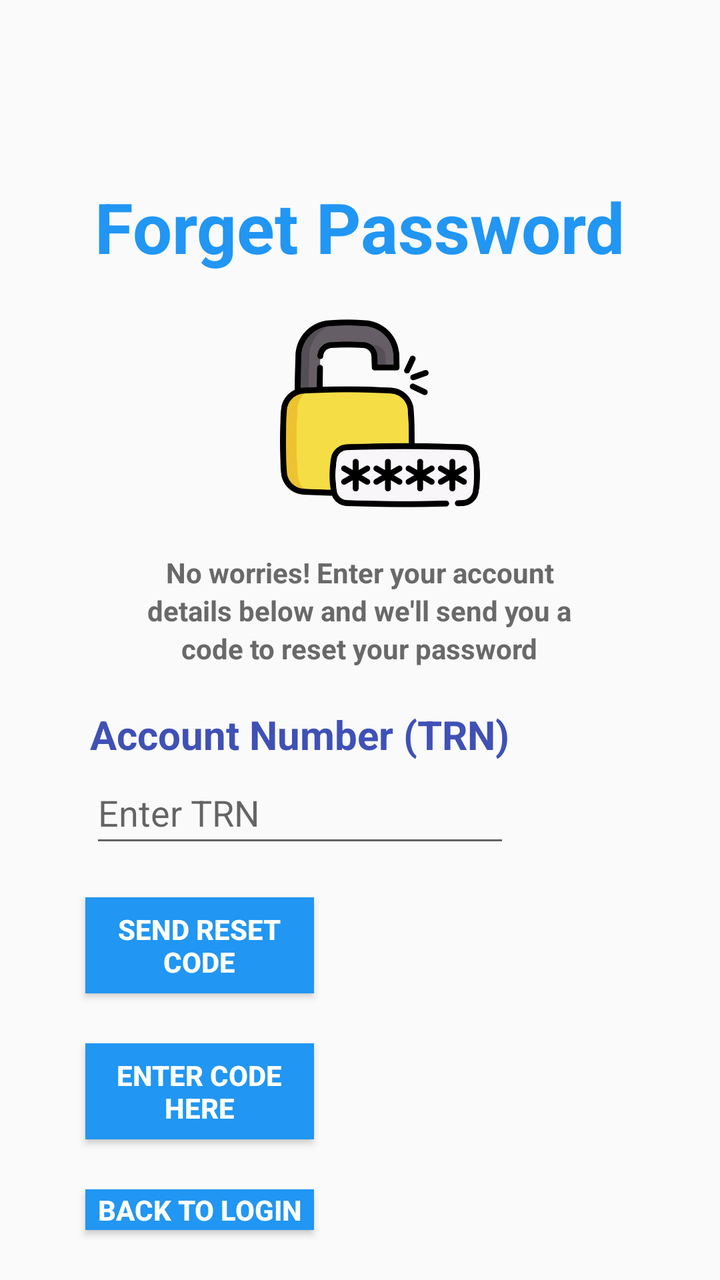
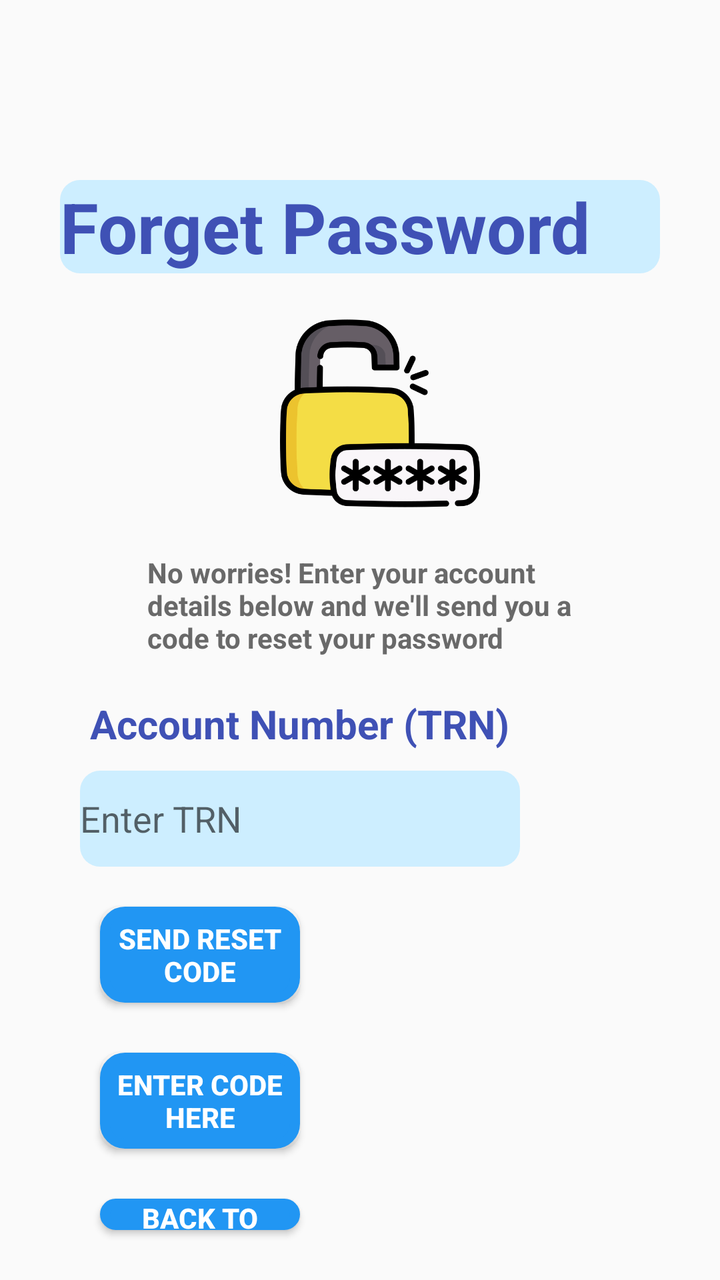

An Android layout rendered at two revisions. The XML below is the earlier revision; the diff shows what the commit changed to produce the second picture.
<!-- AndroidManifest.xml: application theme Theme.FlowApp -->
<!-- res/layout/forget_pass_page.xml -->
<?xml version="1.0" encoding="utf-8"?>
<LinearLayout xmlns:android="http://schemas.android.com/apk/res/android"
    xmlns:app="http://schemas.android.com/apk/res-auto"
    xmlns:tools="http://schemas.android.com/tools"
    android:orientation="vertical"
    android:layout_width="match_parent"
    android:layout_height="match_parent">

    <TextView
        android:text="@string/forget_password1"
        android:textSize="35sp"
        android:textColor="@color/blue"
        android:textStyle="bold"
        android:id="@+id/FlowName"
        android:layout_gravity="center"
        android:layout_width="wrap_content"
        android:layout_height="wrap_content"
        android:layout_marginTop="90dp"
        android:contentDescription="@null"
        android:layout_marginBottom="20dp"
        />


        <ImageView
            android:id="@+id/unlockIcon"
            android:layout_width="100dp"
            android:layout_height="100dp"
            android:src="@drawable/unlock"
            android:contentDescription="@string/Unlock_Icon"
            android:layout_gravity="center"
            android:layout_marginStart="10dp"
            />

    <TextView
        android:text="@string/sen1"
        android:textSize="14sp"
        android:textColor="@color/dark_gray"
        android:textStyle="bold"
        android:id="@+id/sen1"
        android:layout_gravity="center"
        android:layout_width="wrap_content"
        android:layout_height="wrap_content"
        android:layout_marginTop="20dp"

        />
    <TextView
        android:text="@string/sen2"
        android:textSize="14sp"
        android:textColor="@color/dark_gray"
        android:textStyle="bold"
        android:id="@+id/sen2"
        android:layout_gravity="center"
        android:layout_width="wrap_content"
        android:layout_height="wrap_content"
        />

    <TextView
        android:text="@string/sen3"
        android:textSize="14sp"
        android:textColor="@color/dark_gray"
        android:textStyle="bold"
        android:id="@+id/sen3"
        android:layout_gravity="center"
        android:layout_width="wrap_content"
        android:layout_height="wrap_content"
        />

    <TextView
        android:text="@string/accTrn"
        android:textSize="20sp"
        android:textColor="@color/dark_blue"
        android:textStyle="bold"
        android:id="@+id/accTrn"
        android:layout_gravity="center"
        android:layout_marginEnd="30dp"
        android:layout_width="wrap_content"
        android:layout_height="wrap_content"
        android:layout_marginTop="20dp"
        />

    <EditText
        android:hint="@string/inputTRN"
        android:id="@+id/inputTrn"
        android:layout_width="wrap_content"
        android:layout_height="wrap_content"
        android:layout_gravity="center"
        android:layout_marginEnd="30dp"
        android:ems="10"
        android:autofillHints="username"
        android:inputType="number"
        android:minHeight="48dp"
        android:layout_marginBottom="20dp"
        />

    <Button
        android:text="@string/sendCode"
        android:layout_width="wrap_content"
        android:layout_height="wrap_content"
        android:layout_gravity="center"
        android:layout_marginEnd="80dp"
        android:textColor="@color/white"
        android:textStyle="bold"
        android:id="@+id/sendCodeBtn"
        android:ems="7"
        android:background="@color/blue"
        android:layout_marginBottom="25dp"
        />

    <Button
        android:text="@string/enterCode"
        android:layout_width="wrap_content"
        android:layout_height="wrap_content"
        android:layout_gravity="center"
        android:layout_marginEnd="80dp"
        android:textColor="@color/white"
        android:textStyle="bold"
        android:id="@+id/enterCodeBtn"
        android:ems="7"
        android:background="@color/blue"
        android:layout_marginBottom="25dp"
        />

    <Button
        android:text="@string/backToLogin"
        android:layout_width="wrap_content"
        android:layout_height="wrap_content"
        android:layout_gravity="center"
        android:layout_marginEnd="80dp"
        android:textColor="@color/white"
        android:textStyle="bold"
        android:id="@+id/backToLoginBtn"
        android:ems="7"
        android:background="@color/blue"
        android:layout_marginBottom="25dp"
        />


</LinearLayout>
<!-- resources referenced by this layout -->
<resources>
  <color name="blue">#2196F3</color>
  <color name="dark_blue">#3F51B5</color>
  <color name="dark_gray">#696969</color>
  <color name="white">#FFFFFFFF</color>
  <!-- drawable unlock: png bitmap (drawable, 31293 bytes) -->
  <string name="Unlock_Icon">Unlock Icon</string>
  <string name="accTrn">Account Number (TRN)</string>
  <string name="backToLogin">Back to Login</string>
  <string name="enterCode">Enter Code Here</string>
  <string name="forget_password1">Forget Password</string>
  <string name="inputTRN">Enter TRN</string>
  <string name="sen1">No worries! Enter your account</string>
  <string name="sen2">details below and we\'ll send you a</string>
  <string name="sen3">code to reset your password</string>
  <string name="sendCode">Send Reset Code</string>
  <style name="Theme.FlowApp" parent="android:Theme.Material.Light.NoActionBar">
          <item name="colorPrimary">@color/dark_blue</item>
          <item name="colorPrimaryVariant">@color/dark_blue</item>
      </style>
</resources>

<!-- the commit's change to res/layout/forget_pass_page.xml (unified diff, before → after) -->
@@ -1,7 +1,5 @@
 <?xml version="1.0" encoding="utf-8"?>
 <LinearLayout xmlns:android="http://schemas.android.com/apk/res/android"
-    xmlns:app="http://schemas.android.com/apk/res-auto"
-    xmlns:tools="http://schemas.android.com/tools"
     android:orientation="vertical"
     android:layout_width="match_parent"
     android:layout_height="match_parent">
@@ -9,13 +7,14 @@
     <TextView
         android:text="@string/forget_password1"
         android:textSize="35sp"
-        android:textColor="@color/blue"
+        android:textColor="@color/dark_blue"
         android:textStyle="bold"
         android:id="@+id/FlowName"
         android:layout_gravity="center"
         android:layout_width="wrap_content"
         android:layout_height="wrap_content"
         android:layout_marginTop="90dp"
+        android:background="@drawable/title_of_page_design"
         android:contentDescription="@null"
         android:layout_marginBottom="20dp"
         />
@@ -41,28 +40,6 @@
         android:layout_width="wrap_content"
         android:layout_height="wrap_content"
         android:layout_marginTop="20dp"
-
-        />
-    <TextView
-        android:text="@string/sen2"
-        android:textSize="14sp"
-        android:textColor="@color/dark_gray"
-        android:textStyle="bold"
-        android:id="@+id/sen2"
-        android:layout_gravity="center"
-        android:layout_width="wrap_content"
-        android:layout_height="wrap_content"
-        />
-
-    <TextView
-        android:text="@string/sen3"
-        android:textSize="14sp"
-        android:textColor="@color/dark_gray"
-        android:textStyle="bold"
-        android:id="@+id/sen3"
-        android:layout_gravity="center"
-        android:layout_width="wrap_content"
-        android:layout_height="wrap_content"
         />
 
     <TextView
@@ -76,6 +53,7 @@
         android:layout_width="wrap_content"
         android:layout_height="wrap_content"
         android:layout_marginTop="20dp"
+        android:layout_marginBottom="10dp"
         />
 
     <EditText
@@ -89,6 +67,7 @@
         android:autofillHints="username"
         android:inputType="number"
         android:minHeight="48dp"
+        android:background="@drawable/input_fields_design"
         android:layout_marginBottom="20dp"
         />
 
@@ -101,8 +80,7 @@
         android:textColor="@color/white"
         android:textStyle="bold"
         android:id="@+id/sendCodeBtn"
-        android:ems="7"
-        android:background="@color/blue"
+        android:background="@drawable/slightly_round_corner_button"
         android:layout_marginBottom="25dp"
         />
 
@@ -115,24 +93,21 @@
         android:textColor="@color/white"
         android:textStyle="bold"
         android:id="@+id/enterCodeBtn"
-        android:ems="7"
-        android:background="@color/blue"
+        android:background="@drawable/slightly_round_corner_button"
         android:layout_marginBottom="25dp"
         />
 
     <Button
-        android:text="@string/backToLogin"
+        android:id="@+id/backToLoginBtn"
         android:layout_width="wrap_content"
         android:layout_height="wrap_content"
         android:layout_gravity="center"
         android:layout_marginEnd="80dp"
+        android:layout_marginBottom="25dp"
+        android:background="@drawable/slightly_round_corner_button"
+        android:text="@string/backToLogin"
         android:textColor="@color/white"
-        android:textStyle="bold"
-        android:id="@+id/backToLoginBtn"
-        android:ems="7"
-        android:background="@color/blue"
-        android:layout_marginBottom="25dp"
-        />
+        android:textStyle="bold" />
 
 
 </LinearLayout>
<!-- resource entries referenced after the edit -->
@@ -4,20 +4,88 @@
   <color name="dark_blue">#3F51B5</color>
   <color name="dark_gray">#696969</color>
   <color name="white">#FFFFFFFF</color>
+  <!-- drawable input_fields_design (drawable) -->
+  <?xml version="1.0" encoding="utf-8"?>
+  <shape xmlns:android="http://schemas.android.com/apk/res/android"
+      android:shape="rectangle">
+      <corners
+          android:radius="10dp"
+          />
+      <solid android:color="@color/input_field"/>
+      <padding
+          android:left="0dp"
+          android:top="0dp"
+          android:right="0dp"
+          android:bottom="0dp" />
+      <size
+          android:width="220dp"
+          android:height="40dp" />
+      <stroke
+          android:width="0dp"
+          android:color="#7693B3"
+          />
+  
+  </shape>
+  <!-- drawable slightly_round_corner_button (drawable) -->
+  <?xml version="1.0" encoding="utf-8"?>
+  <shape xmlns:android="http://schemas.android.com/apk/res/android" android:shape="rectangle" >
+      <corners
+          android:radius="10dp"
+          />
+      <solid
+          android:color="@color/blue"
+          />
+      <padding
+          android:left="0dp"
+          android:top="0dp"
+          android:right="0dp"
+          android:bottom="0dp"
+          />
+      <size
+          android:width="100dp"
+          android:height="40dp"
+          />
+      <stroke
+          android:width="5dp"
+          android:color="#2196F3"
+          />
+  </shape>
+  <!-- drawable title_of_page_design (drawable) -->
+  <?xml version="1.0" encoding="utf-8"?>
+  <shape xmlns:android="http://schemas.android.com/apk/res/android"
+      android:shape="rectangle">
+      <corners
+          android:radius="10dp"
+          />
+      <solid android:color="@color/input_field"/>
+      <padding
+          android:left="0dp"
+          android:top="0dp"
+          android:right="0dp"
+          android:bottom="0dp" />
+      <size
+          android:width="300dp"
+          android:height="40dp" />
+      <stroke
+          android:width="0dp"
+          android:color="#7693B3"
+          />
+  
+  
+  </shape>
   <!-- drawable unlock: png bitmap (drawable, 31293 bytes) -->
   <string name="Unlock_Icon">Unlock Icon</string>
   <string name="accTrn">Account Number (TRN)</string>
-  <string name="backToLogin">Back to Login</string>
-  <string name="enterCode">Enter Code Here</string>
+  <string name="backToLogin">Back to\nLogin</string>
+  <string name="enterCode">Enter Code\nHere</string>
   <string name="forget_password1">Forget Password</string>
   <string name="inputTRN">Enter TRN</string>
-  <string name="sen1">No worries! Enter your account</string>
-  <string name="sen2">details below and we\'ll send you a</string>
-  <string name="sen3">code to reset your password</string>
-  <string name="sendCode">Send Reset Code</string>
+  <string name="sen1">No worries! Enter your account\ndetails below and we\'ll send you a\ncode to reset your password</string>
+  <string name="sendCode">Send Reset\nCode</string>
   <style name="Theme.FlowApp" parent="android:Theme.Material.Light.NoActionBar">
           <item name="colorPrimary">@color/dark_blue</item>
           <item name="colorPrimaryVariant">@color/dark_blue</item>
       </style>
+  <color name="input_field">#CDEEFF</color>
 </resources>
 
